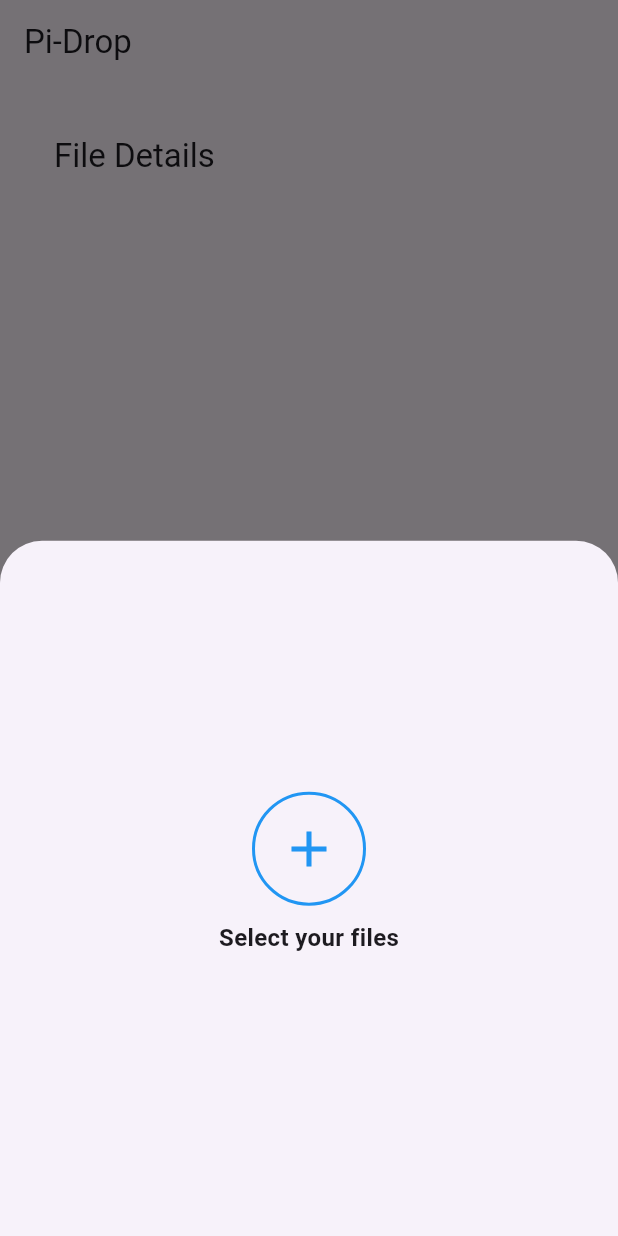
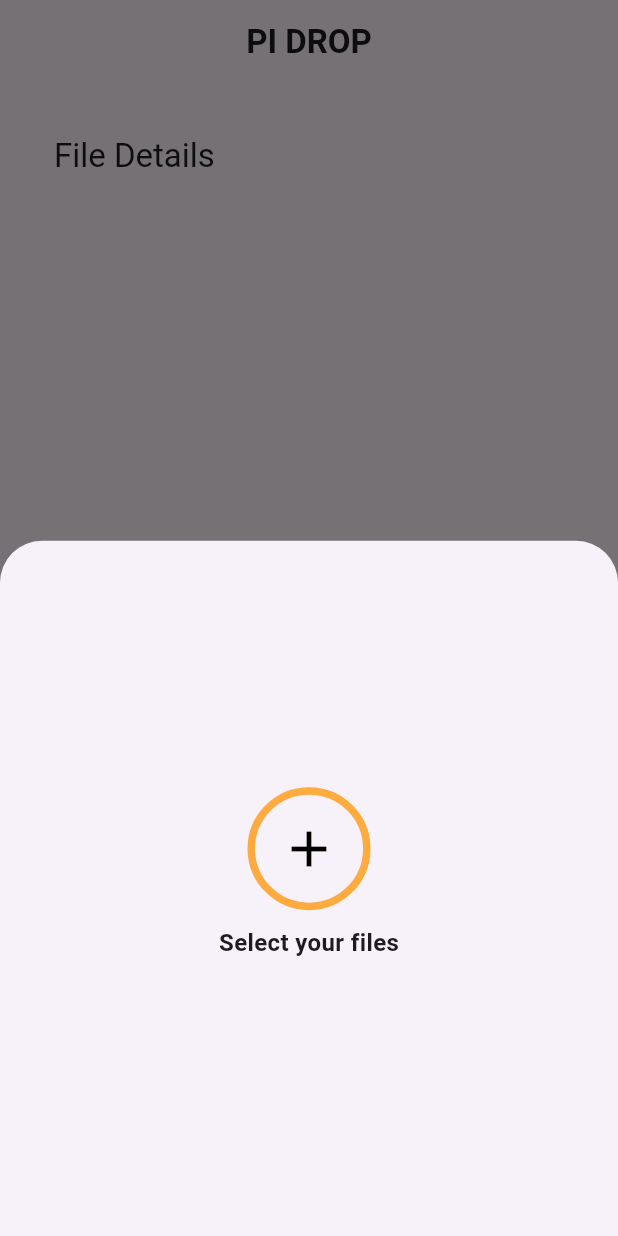
Before and after one commit to mukundsolanki/Pi-Drop, a Flutter app: the screen it shows after launch, after a tap on the "add" icon, on a phone screen of 412 x 824 dp. Run offline on Flutter 3.47's test engine with Material 3 defaults, Android fonts, the phone set to English and light mode, and no system bars; our stand-ins replace file_picker; network calls fail.

Commit message:
Ui changes

```diff
--- a/lib/bottom_sheet.dart
+++ b/lib/bottom_sheet.dart
@@ -49,8 +49,8 @@ class _BottomSheetWidgetState extends State<BottomSheetWidget> {
                 decoration: BoxDecoration(
                   shape: BoxShape.circle,
                   border: Border.all(
-                    width: 2.0,
-                    color: isReadyToUpload ? Colors.green : Colors.blue,
+                    width: 5.0,
+                    color: isReadyToUpload ? Colors.green : Colors.orangeAccent,
                   ),
                   color: isReadyToUpload ? Colors.green : Colors.transparent,
                 ),
@@ -59,7 +59,7 @@ class _BottomSheetWidgetState extends State<BottomSheetWidget> {
                   child: Icon(
                     isReadyToUpload ? Icons.check : Icons.add,
                     size: 40.0,
-                    color: isReadyToUpload ? Colors.white : Colors.blue,
+                    color: isReadyToUpload ? Colors.white : Colors.black,
                   ),
                 ),
               ),
--- a/lib/main.dart
+++ b/lib/main.dart
@@ -14,9 +14,11 @@ class MyApp extends StatelessWidget {
     return MaterialApp(
       title: 'File picker demo',
       theme: ThemeData(
-        primarySwatch: Colors.blue,
+        primarySwatch: Colors.teal,
+        hintColor: Colors.orangeAccent,
+        visualDensity: VisualDensity.adaptivePlatformDensity,
       ),
-      home: const PiDrop(title: 'Pi-Drop'),
+      home: const PiDrop(title: 'PI DROP'),
     );
   }
 }
@@ -37,7 +39,14 @@ class _PiDropState extends State<PiDrop> {
       debugShowCheckedModeBanner: false,
       home: Scaffold(
         appBar: AppBar(
-          title: const Text("Pi-Drop"),
+          title: Center(
+            child: Text(
+              widget.title,
+              style: TextStyle(
+                fontWeight: FontWeight.w700,
+              ),
+            ),
+          ),
         ),
         body: Padding(
           padding: const EdgeInsets.all(20.0),
@@ -49,6 +58,7 @@ class _PiDropState extends State<PiDrop> {
           },
           tooltip: 'Open Bottom Sheet',
           child: const Icon(Icons.add),
+          backgroundColor: Colors.orangeAccent, // Match accent color
         ),
         floatingActionButtonLocation: FloatingActionButtonLocation.centerFloat,
       ),
```
